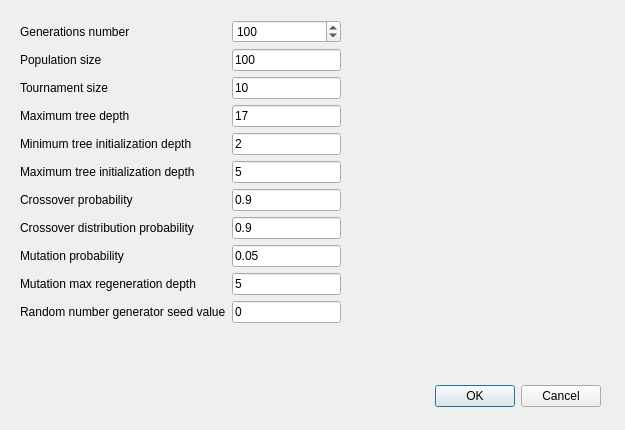
Qt form optionsdialog.ui (emigdioz/TreeGP) before a commit.
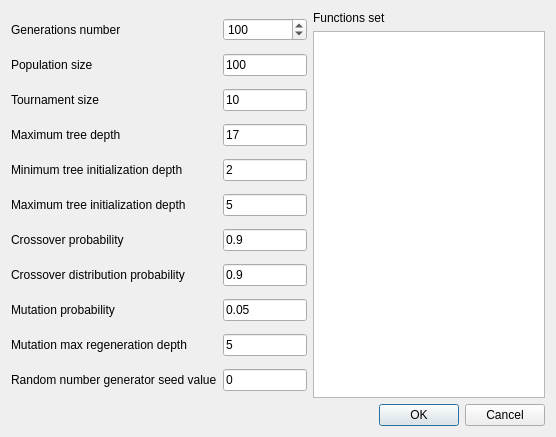
The same form after that commit.

Commit message: New ui for options dialog

What changed in the file:
```diff
--- a/optionsdialog.ui
+++ b/optionsdialog.ui
@@ -6,38 +6,19 @@
    <rect>
     <x>0</x>
     <y>0</y>
-    <width>625</width>
-    <height>430</height>
+    <width>556</width>
+    <height>437</height>
    </rect>
   </property>
   <property name="windowTitle">
    <string>Options &amp; parameters...</string>
   </property>
-  <widget class="QDialogButtonBox" name="buttonBox">
-   <property name="geometry">
-    <rect>
-     <x>260</x>
-     <y>380</y>
-     <width>341</width>
-     <height>32</height>
-    </rect>
-   </property>
-   <property name="orientation">
-    <enum>Qt::Horizontal</enum>
-   </property>
-   <property name="standardButtons">
-    <set>QDialogButtonBox::Cancel|QDialogButtonBox::Ok</set>
-   </property>
-  </widget>
-  <widget class="QWidget" name="gridLayoutWidget">
-   <property name="geometry">
-    <rect>
-     <x>20</x>
-     <y>20</y>
-     <width>321</width>
-     <height>311</height>
-    </rect>
-   </property>
+  <layout class="QGridLayout" name="gridLayout_2">
+   <item row="0" column="0">
+    <layout class="QVBoxLayout" name="verticalLayout_2">
+     <item>
+      <layout class="QHBoxLayout" name="horizontalLayout">
+       <item>
    <layout class="QGridLayout" name="gridLayout">
     <item row="5" column="0">
      <widget class="QLabel" name="label_6">
@@ -197,7 +178,36 @@
      </widget>
     </item>
    </layout>
-  </widget>
+       </item>
+       <item>
+        <layout class="QVBoxLayout" name="verticalLayout">
+         <item>
+          <widget class="QLabel" name="label_12">
+           <property name="text">
+            <string>Functions set</string>
+           </property>
+          </widget>
+         </item>
+         <item>
+          <widget class="QTableView" name="functionsView"/>
+         </item>
+        </layout>
+       </item>
+      </layout>
+     </item>
+     <item>
+      <widget class="QDialogButtonBox" name="buttonBox">
+       <property name="orientation">
+        <enum>Qt::Horizontal</enum>
+       </property>
+       <property name="standardButtons">
+        <set>QDialogButtonBox::Cancel|QDialogButtonBox::Ok</set>
+       </property>
+      </widget>
+     </item>
+    </layout>
+   </item>
+  </layout>
  </widget>
  <resources/>
  <connections>
```
Lines whose indentation alone changed are shown as unchanged.
